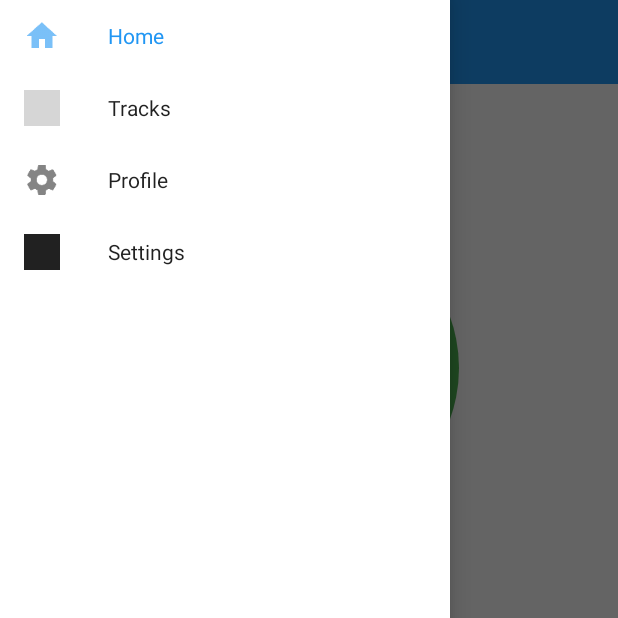
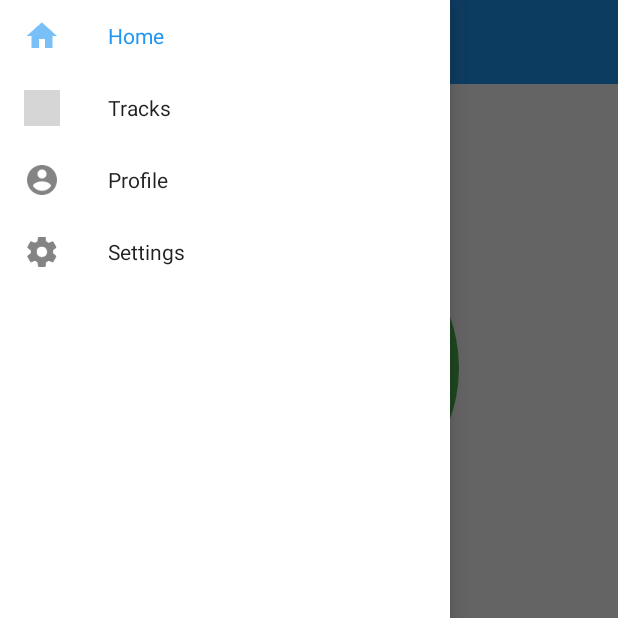
Before and after one commit to Anton-Permenev/X-tracker, an Android app: the MainActivity screen opened directly, with no data from a screen before it, with the side drawer open, on a phone screen of 412 x 824 dp, the top half of it. Run offline under Robolectric (Android 15) with nearby library versions, the phone set to English and light mode, and no system bars; libraries missing offline, so code that uses them is left out: de.greenrobot.dao, retrofit.client, retrofit.converter; pictures from the network do not load; 8 statements that could not run were skipped; grey boxes are pictures that could not be loaded.

Commit message:
Profile icon

```diff
--- a/client/app/src/main/res/values/strings.xml
+++ b/client/app/src/main/res/values/strings.xml
@@ -16,7 +16,7 @@
     <string-array name="drawer_icons">
         <item>@drawable/ic_home</item>
         <item>@drawable/ic_view_list</item>
-        <!--<item>@drawable/ic_account_circle</item>-->
+        <item>@drawable/ic_account_circle</item>
         <item>@drawable/ic_settings</item>
     </string-array>
 
```
Also changed, not shown: client/app/src/main/res/drawable-hdpi/ic_account_circle.png (added), client/app/src/main/res/drawable-ldpi/ic_account_circle.png (added), client/app/src/main/res/drawable-mdpi/ic_account_circle.png (added), client/app/src/main/res/drawable-xhdpi/ic_account_circle.png (added), client/app/src/main/res/drawable-xxhdpi/ic_account_circle.png (added), client/app/src/main/res/drawable-xxxhdpi/ic_account_circle.png (added).
